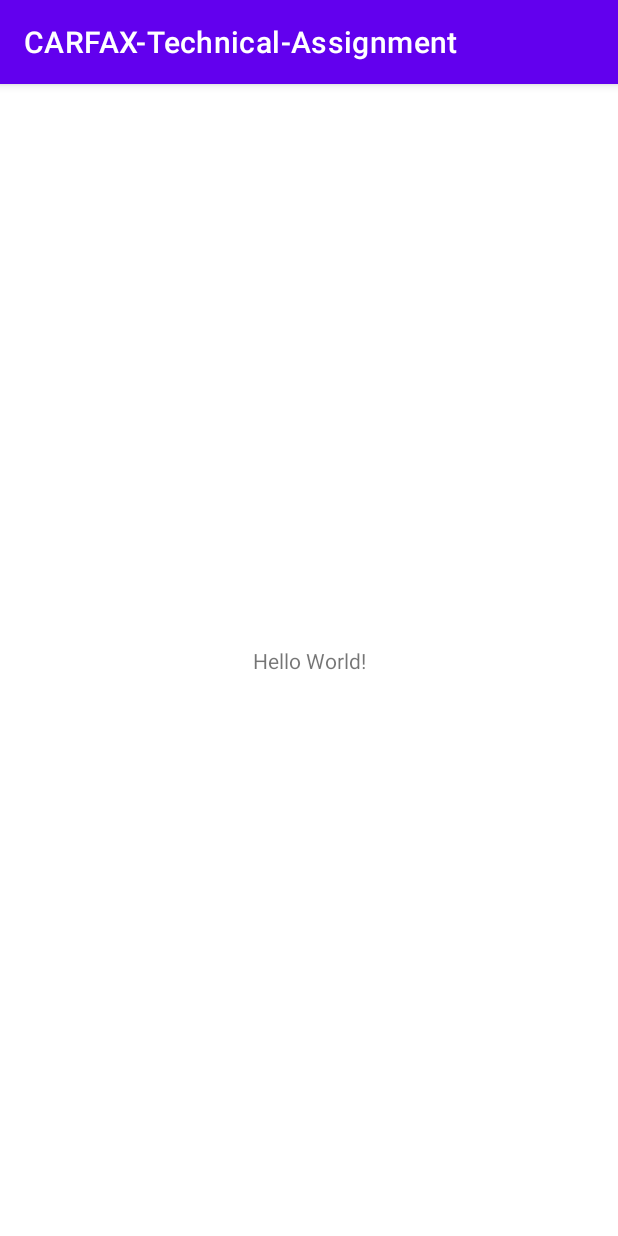
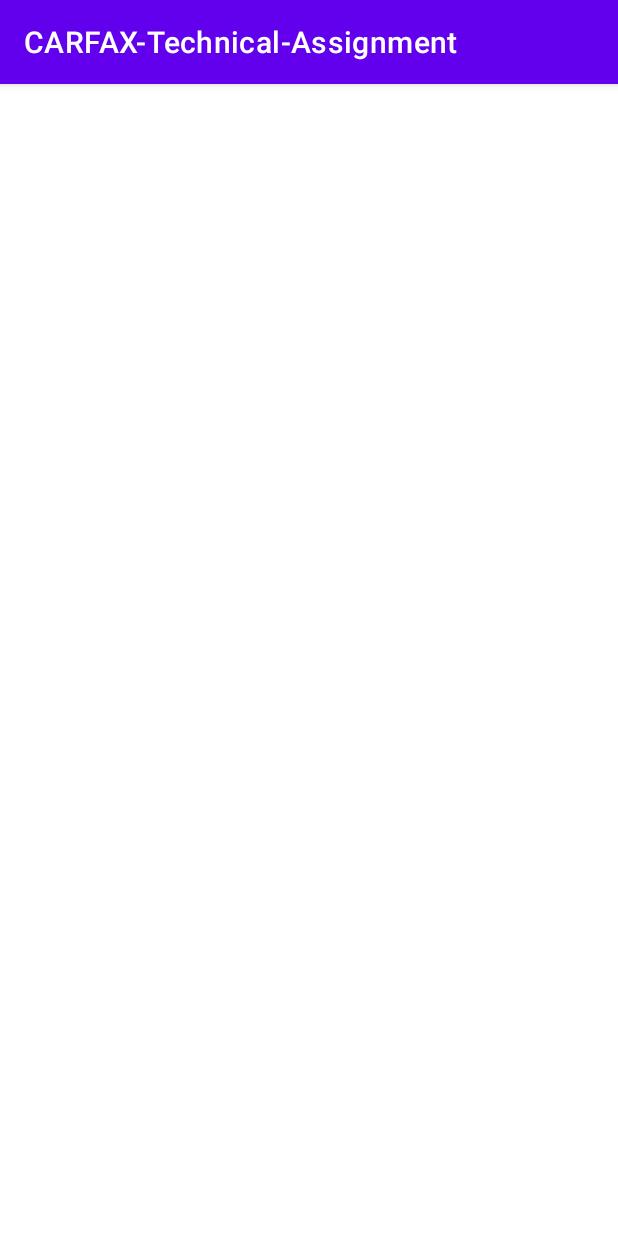
Before and after one commit to changalfred/CARFAX-Technical-Assignment, an Android app: the screen it shows after launch (MainActivity), on a phone screen of 412 x 824 dp. Run offline under Robolectric (Android 15) with nearby library versions, the phone set to English and light mode, and no system bars.

Commit message:
Replace with empty layout

```diff
--- a/app/src/main/res/layout/activity_main.xml
+++ b/app/src/main/res/layout/activity_main.xml
@@ -1,18 +1,13 @@
 <?xml version="1.0" encoding="utf-8"?>
 <androidx.constraintlayout.widget.ConstraintLayout xmlns:android="http://schemas.android.com/apk/res/android"
-    xmlns:app="http://schemas.android.com/apk/res-auto"
     xmlns:tools="http://schemas.android.com/tools"
     android:layout_width="match_parent"
     android:layout_height="match_parent"
     tools:context=".MainActivity">
 
-    <TextView
-        android:layout_width="wrap_content"
-        android:layout_height="wrap_content"
-        android:text="Hello World!"
-        app:layout_constraintBottom_toBottomOf="parent"
-        app:layout_constraintLeft_toLeftOf="parent"
-        app:layout_constraintRight_toRightOf="parent"
-        app:layout_constraintTop_toTopOf="parent" />
+    <FrameLayout
+        android:layout_width="match_parent"
+        android:layout_height="match_parent"
+        android:id="@+id/main_container" />
 
 </androidx.constraintlayout.widget.ConstraintLayout>
```
